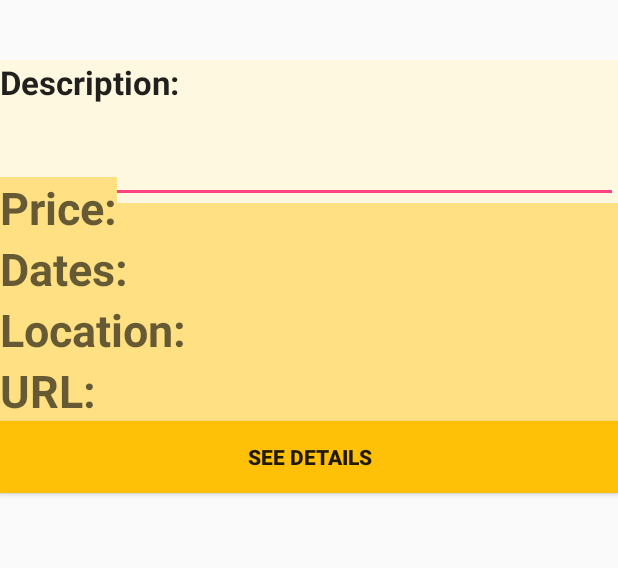
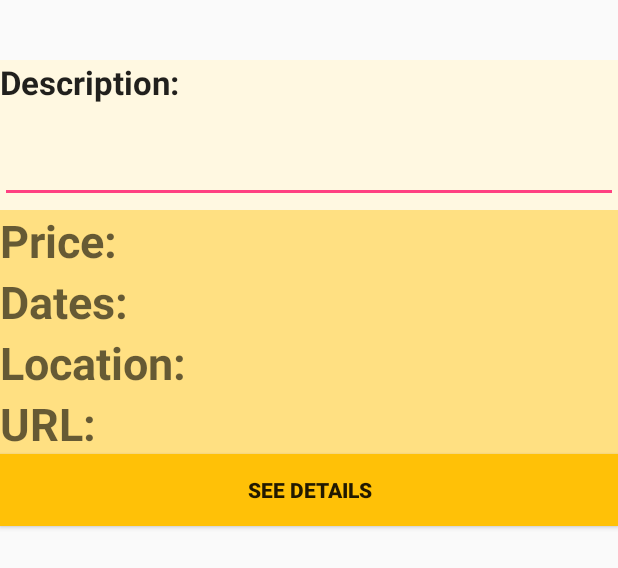
Before and after one commit to royjacobson/hermes, an Android app: the layout activity_info.xml on its own in the app's theme, with its tools: preview values and no code run, on a phone screen of 412 x 824 dp. Shown: the top 568 px of the screen. Run offline under Robolectric (Android 15) with nearby library versions, the light colour scheme and no system bars.

Commit message:
Fix for roy
done

```diff
--- a/HermesAPK/app/src/main/res/layout/activity_info.xml
+++ b/HermesAPK/app/src/main/res/layout/activity_info.xml
@@ -9,7 +9,7 @@
     <TextView
         android:layout_width="fill_parent"
         android:layout_height="wrap_content"
-        android:height="200dp"
+        android:height="100dp"
         android:textAppearance="?android:attr/textAppearanceLarge"
         android:text="Description:"
         android:id="@+id/textView8"
@@ -40,7 +40,8 @@
         android:textStyle="bold"
         android:background="#ffe082"
         android:textSize="30dp"
-        android:layout_above="@+id/textView10"
+
+        android:layout_below="@+id/textView8"
         android:layout_alignParentLeft="true"
         android:layout_alignParentStart="true" />
 
@@ -53,7 +54,7 @@
         android:background="#ffe082"
         android:textStyle="bold"
         android:textSize="30dp"
-        android:layout_above="@+id/textView11"
+        android:layout_below="@+id/textView9"
         android:layout_alignParentLeft="true"
         android:layout_alignParentStart="true" />
 
@@ -67,45 +68,23 @@
         android:background="#ffe082"
         android:textIsSelectable="false"
         android:textSize="30dp"
-        android:layout_above="@+id/textView12"
+        android:layout_below="@+id/textView10"
         android:layout_alignParentLeft="true"
         android:layout_alignParentStart="true" />
 
     <TextView
         android:layout_width="wrap_content"
         android:layout_height="wrap_content"
+        android:layout_marginBottom="20dp"
         android:textAppearance="?android:attr/textAppearanceMedium"
         android:text="URL:"
         android:id="@+id/textView12"
         android:background="#ffe082"
         android:textStyle="bold"
         android:textSize="30dp"
-        android:layout_below="@+id/textView8"
+        android:layout_below="@+id/textView11"
         android:layout_alignParentLeft="true"
         android:layout_alignParentStart="true" />
-
-    <EditText
-        android:layout_width="wrap_content"
-        android:layout_height="wrap_content"
-        android:id="@+id/editText8"
-        android:layout_alignParentRight="true"
-        android:layout_alignParentEnd="true"
-        android:layout_alignBottom="@+id/textView12"
-        android:layout_toEndOf="@+id/textView12"
-        android:layout_toRightOf="@+id/textView12"
-        android:layout_below="@+id/textView11"
-        android:background="#ffe082" />
-
-    <EditText
-        android:layout_width="wrap_content"
-        android:layout_height="wrap_content"
-        android:id="@+id/editText9"
-        android:layout_above="@+id/editText8"
-        android:layout_toRightOf="@+id/textView11"
-        android:layout_alignParentRight="true"
-        android:layout_alignParentEnd="true"
-        android:layout_alignTop="@+id/textView11"
-        android:background="#ffe082" />
 
     <EditText
         android:layout_width="wrap_content"
@@ -113,21 +92,8 @@
         android:id="@+id/editText10"
         android:layout_above="@+id/textView11"
         android:layout_toRightOf="@+id/textView10"
-        android:layout_alignRight="@+id/editText9"
-        android:layout_alignEnd="@+id/editText9"
         android:layout_alignTop="@+id/textView10"
         android:background="#ffe082" />
-
-    <EditText
-        android:layout_width="wrap_content"
-        android:layout_height="wrap_content"
-        android:id="@+id/editText11"
-        android:layout_toRightOf="@+id/textView9"
-        android:layout_alignParentRight="true"
-        android:layout_alignParentEnd="true"
-        android:background="#ffe082"
-        android:layout_below="@+id/editText7"
-        android:layout_alignBottom="@+id/textView9" />
 
     <Button
         android:layout_width="wrap_content"
@@ -136,10 +102,55 @@
         android:id="@+id/button9"
         android:background="#ffc107"
         android:textStyle="bold"
-        android:layout_below="@+id/textView12"
+        android:layout_below="@+id/editText12"
+        android:layout_alignRight="@+id/editText12"
+        android:layout_alignEnd="@+id/editText12"
         android:layout_alignParentLeft="true"
-        android:layout_alignParentStart="true"
+        android:layout_alignParentStart="true" />
+
+    <EditText
+        android:layout_width="wrap_content"
+        android:layout_height="wrap_content"
+        android:id="@+id/editText8"
+        android:layout_above="@+id/textView10"
+        android:layout_toRightOf="@+id/textView9"
+        android:layout_alignParentRight="true"
+        android:layout_alignParentEnd="true"
+        android:background="#ffe082"
+        android:layout_alignTop="@+id/textView9" />
+
+    <EditText
+        android:layout_width="wrap_content"
+        android:layout_height="wrap_content"
+        android:id="@+id/editText9"
+        android:layout_alignTop="@+id/textView11"
+        android:layout_toRightOf="@+id/textView11"
         android:layout_alignRight="@+id/editText8"
-        android:layout_alignEnd="@+id/editText8" />
+        android:layout_alignEnd="@+id/editText8"
+        android:background="#ffe082"
+        android:layout_above="@+id/textView12" />
+
+    <EditText
+        android:layout_width="wrap_content"
+        android:layout_height="wrap_content"
+        android:id="@+id/editText11"
+        android:layout_alignBottom="@+id/textView10"
+        android:layout_toRightOf="@+id/textView10"
+        android:layout_alignRight="@+id/editText8"
+        android:layout_alignEnd="@+id/editText8"
+        android:layout_below="@+id/editText8"
+        android:background="#ffe082" />
+
+    <EditText
+        android:layout_width="wrap_content"
+        android:layout_height="wrap_content"
+        android:id="@+id/editText12"
+        android:layout_below="@+id/textView11"
+        android:layout_alignParentRight="true"
+        android:layout_alignParentEnd="true"
+        android:layout_toRightOf="@+id/textView12"
+        android:layout_toEndOf="@+id/textView12"
+        android:background="#ffe082"
+        android:layout_alignBottom="@+id/textView12" />
 
 </RelativeLayout>
```
